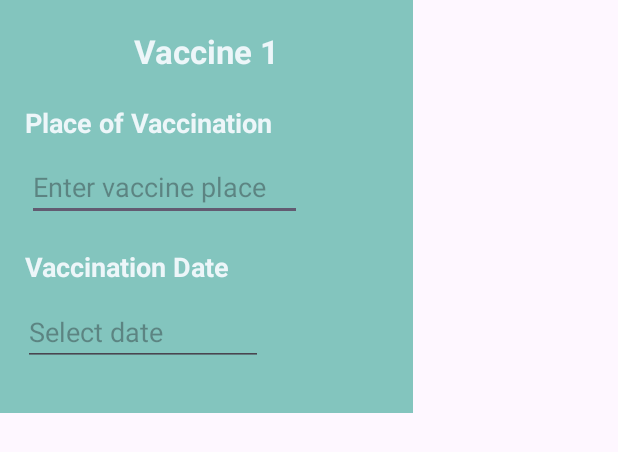
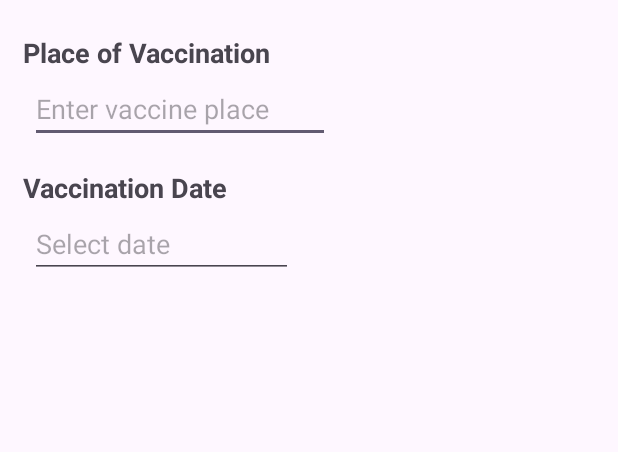
Before and after one commit to or1901/Ex192, an Android app: the layout vaccine_dialog.xml on its own in the app's theme, with its tools: preview values and no code run, on a phone screen of 412 x 824 dp. Shown: the top 452 px of the screen. Run offline under Robolectric (Android 15) with nearby library versions, the phone set to English and light mode, and no system bars.

Commit message:
Fixed vaccine_dialog design, and defined the methods of showing the dialog when clicking on the buttons

```diff
--- a/app/src/main/java/com/example/ex192/AddStudentActivity.java
+++ b/app/src/main/java/com/example/ex192/AddStudentActivity.java
@@ -1,15 +1,36 @@
 package com.example.ex192;
 
+import android.content.DialogInterface;
 import android.os.Bundle;
+import android.view.View;
 import android.widget.ArrayAdapter;
+import android.widget.LinearLayout;
 import android.widget.Spinner;
 
+import androidx.appcompat.app.AlertDialog;
 import androidx.appcompat.app.AppCompatActivity;
 
 public class AddStudentActivity extends AppCompatActivity {
     String[] grades = {"6th", "7th", "8th", "9th", "10th", "11th", "12th"};
     Spinner spGrades;
     ArrayAdapter<String> spinnerAdp;
+    AlertDialog.Builder adb;
+    LinearLayout vaccineDialog;
+
+    DialogInterface.OnClickListener onDialogBtnClick = new DialogInterface.OnClickListener() {
+        @Override
+        public void onClick(DialogInterface dialog, int which) {
+            // Save button
+            if(which == DialogInterface.BUTTON_POSITIVE) {
+            }
+
+            // Cancel button
+            else if(which == DialogInterface.BUTTON_NEGATIVE) {
+                dialog.cancel();
+            }
+
+        }
+    };
 
     @Override
     protected void onCreate(Bundle savedInstanceState) {
@@ -29,4 +50,27 @@ public class AddStudentActivity extends AppCompatActivity {
                 androidx.appcompat.R.layout.support_simple_spinner_dropdown_item, grades);
         spGrades.setAdapter(spinnerAdp);
     }
+
+    private void displayVaccineDialog(int vaccineNum) {
+        vaccineDialog = (LinearLayout) getLayoutInflater().inflate(R.layout.vaccine_dialog, null);
+
+        adb = new AlertDialog.Builder(this);
+
+        adb.setView(vaccineDialog);
+        adb.setTitle("Vaccine " + vaccineNum + " Info");
+        adb.setCancelable(false);
+
+        adb.setPositiveButton("Save", onDialogBtnClick);
+        adb.setNegativeButton("Cancel", onDialogBtnClick);
+
+        adb.show();
+    }
+
+    public void getFirstVaccineData(View view) {
+        displayVaccineDialog(1);
+    }
+
+    public void getSecondVaccineData(View view) {
+        displayVaccineDialog(2);
+    }
 }
--- a/app/src/main/res/layout/activity_add_student.xml
+++ b/app/src/main/res/layout/activity_add_student.xml
@@ -314,6 +314,7 @@
             android:layout_height="match_parent"
             android:layout_weight="4"
             android:backgroundTint="#006d77"
+            android:onClick="getFirstVaccineData"
             android:text="Vaccine 1"
             android:textSize="16sp" />
 
@@ -327,6 +328,7 @@
             android:layout_height="match_parent"
             android:layout_weight="4"
             android:backgroundTint="#006d77"
+            android:onClick="getSecondVaccineData"
             android:text="Vaccine 2"
             android:textSize="16sp" />
 
--- a/app/src/main/res/layout/vaccine_dialog.xml
+++ b/app/src/main/res/layout/vaccine_dialog.xml
@@ -1,14 +1,12 @@
 <?xml version="1.0" encoding="utf-8"?>
 <LinearLayout xmlns:android="http://schemas.android.com/apk/res/android"
-    android:layout_width="275dp"
-    android:layout_height="275dp"
-    android:background="#83c5be"
+    android:layout_width="wrap_content"
+    android:layout_height="wrap_content"
     android:orientation="vertical">
 
     <Space
-        android:layout_width="match_parent"
-        android:layout_height="0dp"
-        android:layout_weight="0.3" />
+        android:layout_width="220dp"
+        android:layout_height="15dp" />
 
     <LinearLayout
         android:layout_width="match_parent"
@@ -17,56 +15,20 @@
         android:orientation="horizontal">
 
         <Space
-            android:layout_width="0dp"
-            android:layout_height="match_parent"
-            android:layout_weight="1" />
+            android:layout_width="15dp"
+            android:layout_height="match_parent" />
 
         <TextView
-            android:layout_width="0dp"
-            android:layout_height="match_parent"
-            android:layout_weight="2"
-            android:gravity="center"
-            android:text="Vaccine 1"
-            android:textColor="#edf6f9"
-            android:textSize="22sp"
-            android:textStyle="bold" />
-
-        <Space
-            android:layout_width="0dp"
-            android:layout_height="match_parent"
-            android:layout_weight="1" />
-    </LinearLayout>
-
-    <Space
-        android:layout_width="match_parent"
-        android:layout_height="0dp"
-        android:layout_weight="0.1" />
-
-    <LinearLayout
-        android:layout_width="match_parent"
-        android:layout_height="0dp"
-        android:layout_weight="1"
-        android:orientation="horizontal">
-
-        <Space
-            android:layout_width="0dp"
-            android:layout_height="match_parent"
-            android:layout_weight="0.4" />
-
-        <TextView
-            android:layout_width="0dp"
-            android:layout_height="match_parent"
-            android:layout_weight="4"
+            android:layout_width="175dp"
+            android:layout_height="40dp"
             android:gravity="left|center_vertical"
             android:text="Place of Vaccination"
-            android:textColor="#edf6f9"
             android:textSize="18sp"
             android:textStyle="bold" />
 
         <Space
-            android:layout_width="0dp"
-            android:layout_height="match_parent"
-            android:layout_weight="2" />
+            android:layout_width="35dp"
+            android:layout_height="40dp" />
     </LinearLayout>
 
     <LinearLayout
@@ -76,15 +38,13 @@
         android:orientation="horizontal">
 
         <Space
-            android:layout_width="0dp"
-            android:layout_height="match_parent"
-            android:layout_weight="1" />
+            android:layout_width="20dp"
+            android:layout_height="match_parent" />
 
         <EditText
             android:id="@+id/dialogEtPlace"
-            android:layout_width="0dp"
-            android:layout_height="match_parent"
-            android:layout_weight="10"
+            android:layout_width="200dp"
+            android:layout_height="40dp"
             android:ems="10"
             android:hint="Enter vaccine place"
             android:inputType="textPostalAddress" />
@@ -98,8 +58,7 @@
 
     <Space
         android:layout_width="match_parent"
-        android:layout_height="0dp"
-        android:layout_weight="0.2" />
+        android:layout_height="10dp" />
 
     <LinearLayout
         android:layout_width="match_parent"
@@ -108,24 +67,20 @@
         android:orientation="horizontal">
 
         <Space
-            android:layout_width="0dp"
-            android:layout_height="match_parent"
-            android:layout_weight="0.4" />
+            android:layout_width="15dp"
+            android:layout_height="match_parent" />
 
         <TextView
-            android:layout_width="0dp"
-            android:layout_height="match_parent"
-            android:layout_weight="4"
+            android:layout_width="175dp"
+            android:layout_height="40dp"
             android:gravity="left|center_vertical"
             android:text="Vaccination Date"
-            android:textColor="#edf6f9"
             android:textSize="18sp"
             android:textStyle="bold" />
 
         <Space
-            android:layout_width="0dp"
-            android:layout_height="match_parent"
-            android:layout_weight="2" />
+            android:layout_width="35dp"
+            android:layout_height="40dp" />
     </LinearLayout>
 
     <LinearLayout
@@ -135,30 +90,26 @@
         android:orientation="horizontal">
 
         <Space
-            android:layout_width="0dp"
-            android:layout_height="match_parent"
-            android:layout_weight="0.4" />
+            android:layout_width="20dp"
+            android:layout_height="match_parent" />
 
         <EditText
             android:id="@+id/dialogEtDate"
-            android:layout_width="0dp"
-            android:layout_height="match_parent"
-            android:layout_weight="4"
+            android:layout_width="175dp"
+            android:layout_height="40dp"
             android:ems="10"
             android:hint="Select date"
             android:inputType="date" />
 
         <Space
-            android:layout_width="0dp"
-            android:layout_height="match_parent"
-            android:layout_weight="2.5" />
+            android:layout_width="35dp"
+            android:layout_height="40dp" />
 
     </LinearLayout>
 
     <Space
         android:layout_width="match_parent"
-        android:layout_height="0dp"
-        android:layout_weight="0.7" />
+        android:layout_height="10dp" />
 
 
 </LinearLayout>
```
